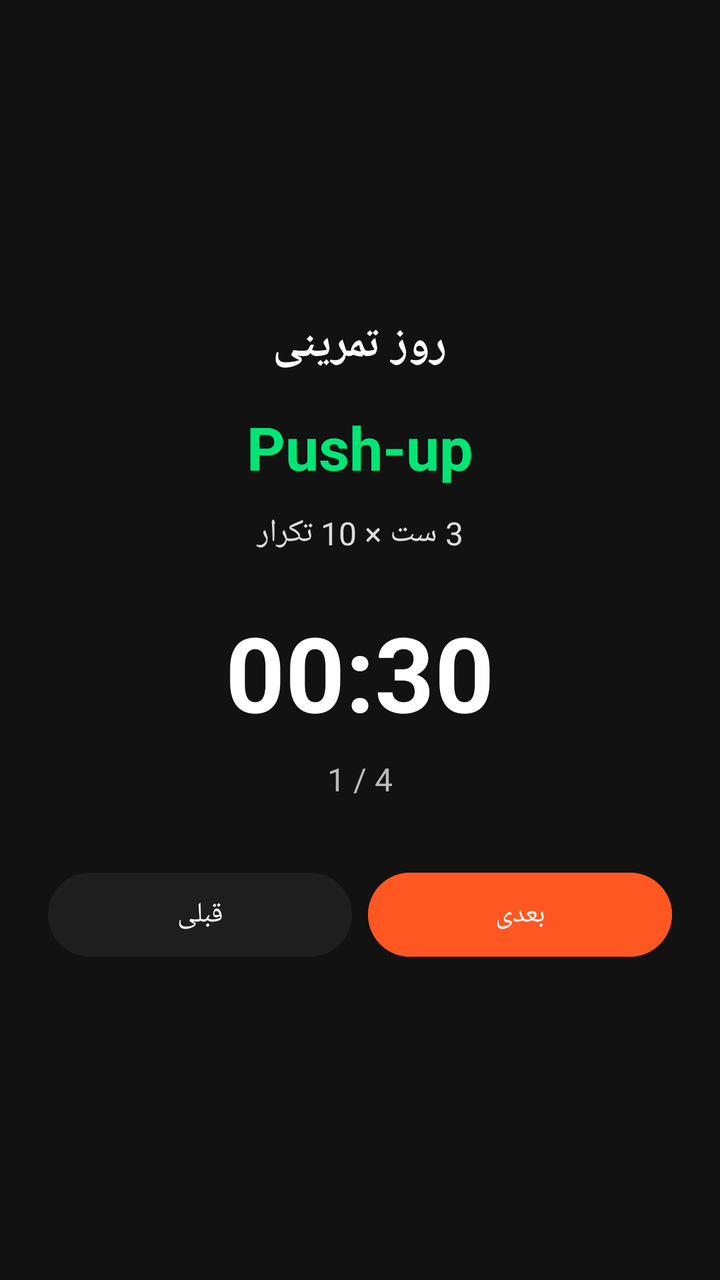
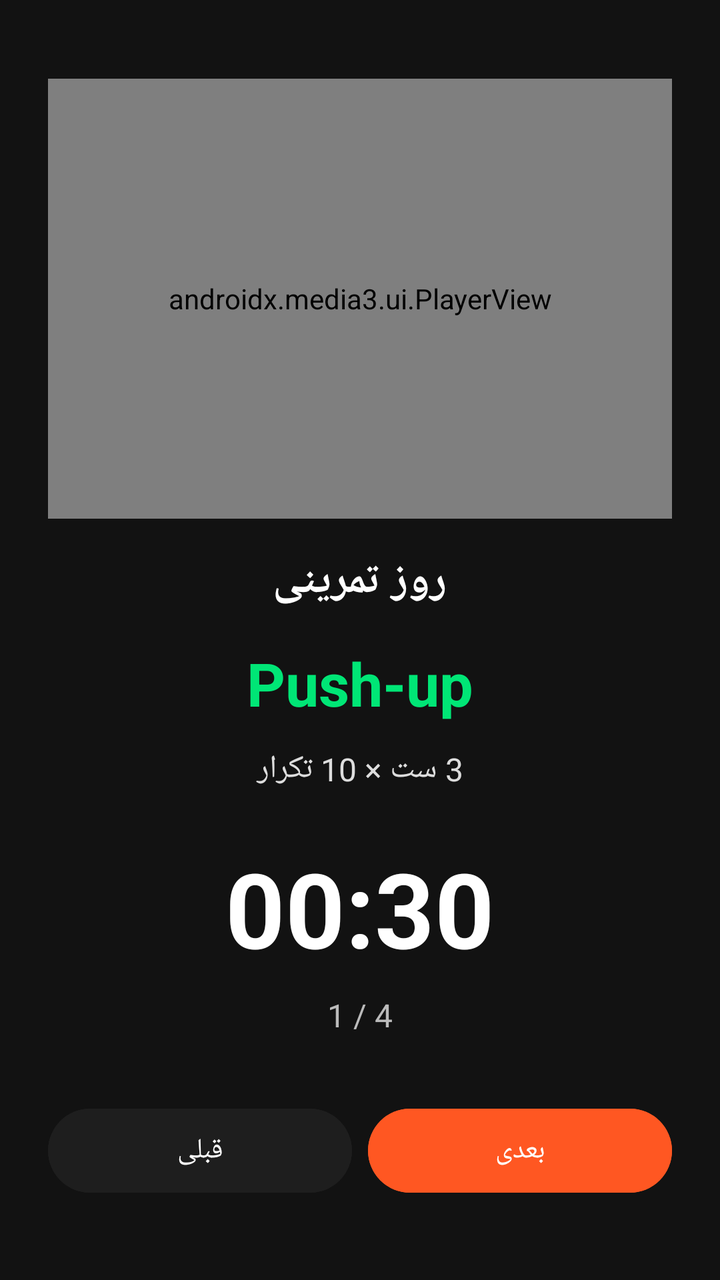

An Android layout rendered at two revisions. The XML below is the earlier revision; the diff shows what the commit changed to produce the second picture.
<!-- AndroidManifest.xml: application theme Theme.CalisthenicsPro -->
<!-- res/layout/activity_workout.xml -->
<?xml version="1.0" encoding="utf-8"?>
<LinearLayout xmlns:android="http://schemas.android.com/apk/res/android"
    android:layout_width="match_parent"
    android:layout_height="match_parent"
    android:background="@color/background"
    android:gravity="center"
    android:orientation="vertical"
    android:padding="24dp">

    <TextView
        android:id="@+id/tvDayTitle"
        android:layout_width="wrap_content"
        android:layout_height="wrap_content"
        android:text="روز تمرینی"
        android:textColor="@color/white"
        android:textSize="22sp"
        android:textStyle="bold"
        android:layout_marginBottom="16dp"/>

    <TextView
        android:id="@+id/tvExerciseName"
        android:layout_width="match_parent"
        android:layout_height="wrap_content"
        android:gravity="center"
        android:text="Push-up"
        android:textColor="@color/accent"
        android:textSize="30sp"
        android:textStyle="bold"
        android:layout_marginBottom="12dp"/>

    <TextView
        android:id="@+id/tvExerciseMeta"
        android:layout_width="match_parent"
        android:layout_height="wrap_content"
        android:gravity="center"
        android:text="3 ست × 10 تکرار"
        android:textColor="#DDDDDD"
        android:textSize="16sp"
        android:layout_marginBottom="24dp"/>

    <TextView
        android:id="@+id/tvTimer"
        android:layout_width="wrap_content"
        android:layout_height="wrap_content"
        android:text="00:30"
        android:textColor="@color/white"
        android:textSize="52sp"
        android:textStyle="bold"
        android:layout_marginBottom="8dp"/>

    <TextView
        android:id="@+id/tvProgress"
        android:layout_width="wrap_content"
        android:layout_height="wrap_content"
        android:text="1 / 4"
        android:textColor="#BBBBBB"
        android:textSize="16sp"
        android:layout_marginBottom="32dp"/>

    <LinearLayout
        android:layout_width="match_parent"
        android:layout_height="wrap_content"
        android:orientation="horizontal"
        android:gravity="center">

        <Button
            android:id="@+id/btnPrevious"
            android:layout_width="0dp"
            android:layout_height="50dp"
            android:layout_weight="1"
            android:text="قبلی"
            android:layout_marginEnd="8dp"
            android:backgroundTint="@color/surface"/>

        <Button
            android:id="@+id/btnNext"
            android:layout_width="0dp"
            android:layout_height="50dp"
            android:layout_weight="1"
            android:text="بعدی"
            android:backgroundTint="@color/secondary"/>
    </LinearLayout>

</LinearLayout>
<!-- resources referenced by this layout -->
<resources>
  <color name="accent">#FF00E676</color>
  <color name="background">#FF121212</color>
  <color name="secondary">#FFFF5722</color>
  <color name="surface">#FF1E1E1E</color>
  <color name="white">#FFFFFFFF</color>
  <style name="Theme.CalisthenicsPro" parent="Theme.Material3.DayNight.NoActionBar">
          <item name="colorPrimary">@color/primary</item>
          <item name="colorOnPrimary">@color/white</item>
          <item name="colorPrimaryContainer">@color/primary_container</item>
          <item name="colorOnPrimaryContainer">@color/on_primary_container</item>
          <item name="colorSecondary">@color/secondary</item>
          <item name="colorOnSecondary">@color/white</item>
          <item name="android:statusBarColor">@color/primary_variant</item>
          <item name="android:navigationBarColor">?attr/colorSurface</item>
          <item name="android:windowBackground">@color/background</item>
      </style>
  <color name="primary">#FF2A2A2A</color>
  <color name="primary_container">#FF3D3D3D</color>
  <color name="on_primary_container">#FFFFFFFF</color>
  <color name="primary_variant">#FF1F1F1F</color>
</resources>

<!-- the commit's change to res/layout/activity_workout.xml (unified diff, before → after) -->
@@ -6,6 +6,13 @@
     android:gravity="center"
     android:orientation="vertical"
     android:padding="24dp">
+
+    <androidx.media3.ui.PlayerView
+        android:id="@+id/playerView"
+        android:layout_width="match_parent"
+        android:layout_height="220dp"
+        android:layout_marginBottom="16dp"
+        android:background="@android:color/black" />
 
     <TextView
         android:id="@+id/tvDayTitle"
